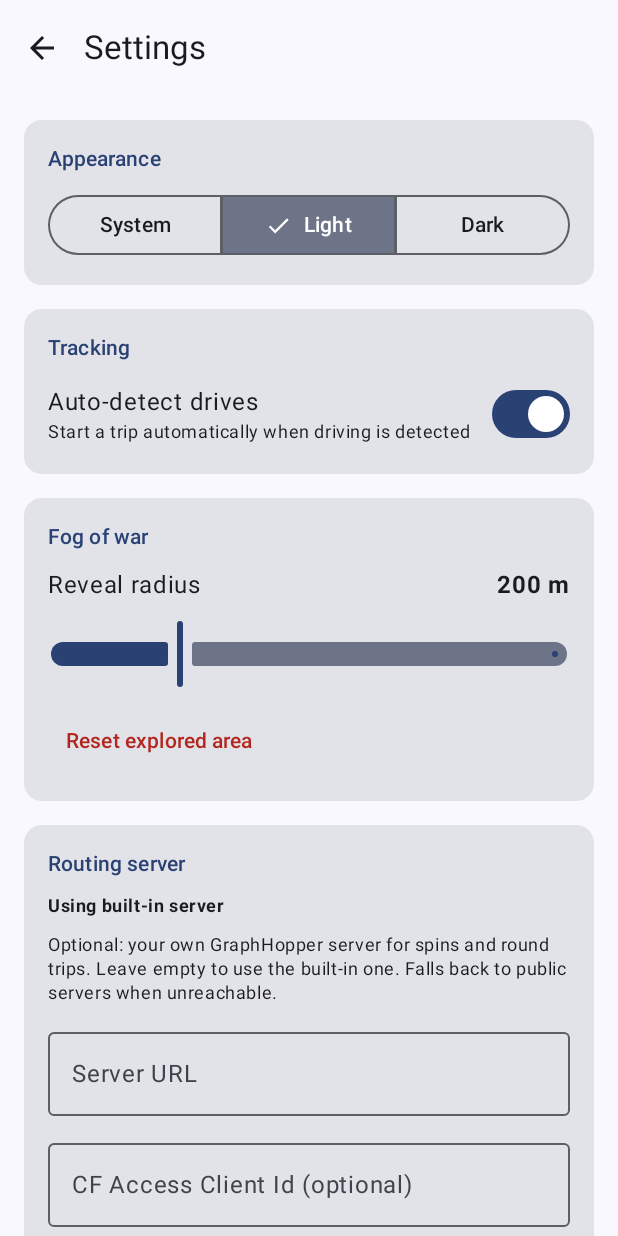
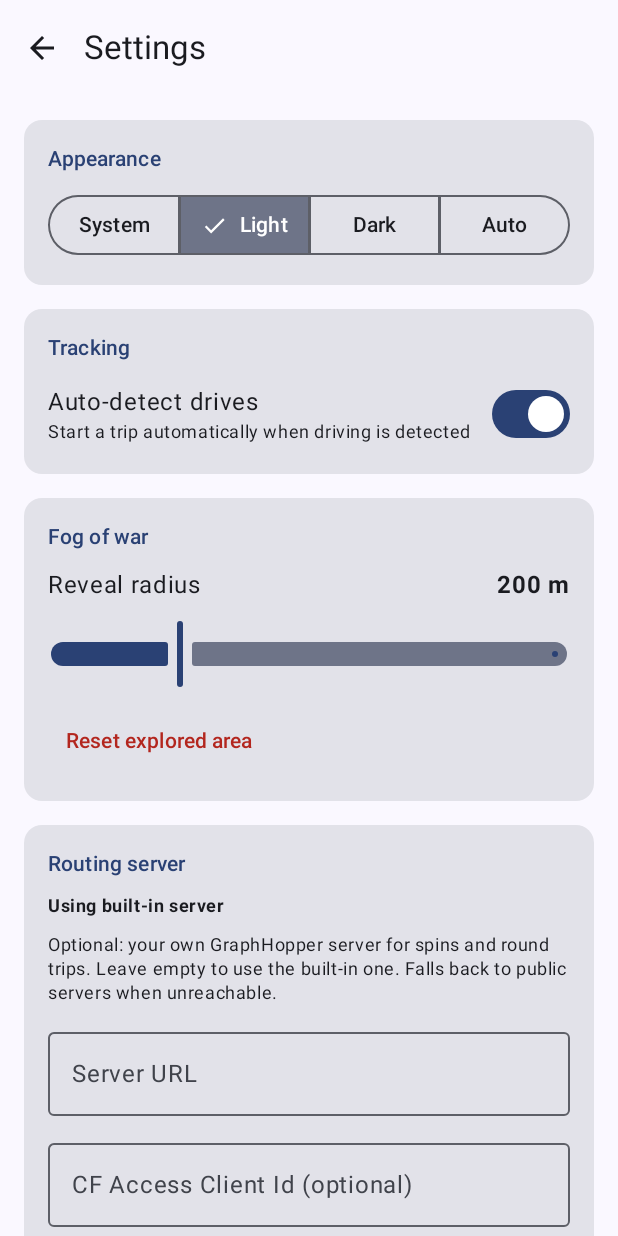
Before and after one commit to maxke24/map_roulette, an Android app built with Jetpack Compose: the screen it shows after launch (MainActivity), after a tap on "Light", on a phone screen of 412 x 824 dp. Run offline under Robolectric (Android 15) with nearby library versions, the phone set to English and light mode, and no system bars; libraries missing offline, so code that uses them is left out: org.osmdroid.config, org.osmdroid.tileprovider, org.osmdroid.util, org.osmdroid.views; pictures from the network do not load; 10 statements that could not run were skipped; 1 other tap on this screen came first.

Commit message:
feat: auto theme follows sunrise/sunset
New Auto option next to System/Light/Dark: light by day, dark by night,
like Google Maps. Computes the solar elevation at the last known
location (NOAA low-precision formulas) and switches at true sunset
(-0.833°, refraction included), re-checking every minute so the theme
flips mid-session. Clock-based fallback (dark 21:00-07:00) until a
location fix exists.

Theme resolution now lives in one shared isAppDarkTheme() used by both
the app theme and the map tile style.

Co-Authored-By: Claude Fable 5 <noreply@anthropic.com>

```diff
--- a/app/src/main/java/com/jellemax/maproulette/MainActivity.kt
+++ b/app/src/main/java/com/jellemax/maproulette/MainActivity.kt
@@ -5,7 +5,6 @@ import android.os.Bundle
 import androidx.activity.ComponentActivity
 import androidx.activity.compose.setContent
 import androidx.activity.enableEdgeToEdge
-import androidx.compose.foundation.isSystemInDarkTheme
 import androidx.compose.material3.MaterialTheme
 import androidx.compose.material3.Surface
 import androidx.compose.material3.darkColorScheme
@@ -23,6 +22,7 @@ import com.jellemax.maproulette.data.Settings
 import com.jellemax.maproulette.ui.HistoryScreen
 import com.jellemax.maproulette.ui.MapScreen
 import com.jellemax.maproulette.ui.SettingsScreen
+import com.jellemax.maproulette.ui.isAppDarkTheme
 import org.osmdroid.config.Configuration
 
 class MainActivity : ComponentActivity() {
@@ -36,11 +36,7 @@ class MainActivity : ComponentActivity() {
         setContent {
             val context = LocalContext.current
             val theme by Settings.theme.collectAsStateWithLifecycle()
-            val dark = when (theme) {
-                Settings.Theme.SYSTEM -> isSystemInDarkTheme()
-                Settings.Theme.LIGHT -> false
-                Settings.Theme.DARK -> true
-            }
+            val dark = isAppDarkTheme(theme)
             // Material You dynamic color on Android 12+, static fallback below.
             val colorScheme = when {
                 Build.VERSION.SDK_INT >= Build.VERSION_CODES.S && dark ->
--- a/app/src/main/java/com/jellemax/maproulette/data/Settings.kt
+++ b/app/src/main/java/com/jellemax/maproulette/data/Settings.kt
@@ -12,7 +12,8 @@ import kotlinx.coroutines.flow.StateFlow
  */
 object Settings {
 
-    enum class Theme { SYSTEM, LIGHT, DARK }
+    /** AUTO = light by day, dark by night (sun position at last location). */
+    enum class Theme { SYSTEM, LIGHT, DARK, AUTO }
 
     const val FOG_RADIUS_DEFAULT = 200f
 
--- a/app/src/main/java/com/jellemax/maproulette/ui/MapScreen.kt
+++ b/app/src/main/java/com/jellemax/maproulette/ui/MapScreen.kt
@@ -10,7 +10,6 @@ import android.net.Uri
 import android.os.Build
 import androidx.activity.compose.rememberLauncherForActivityResult
 import androidx.activity.result.contract.ActivityResultContracts
-import androidx.compose.foundation.isSystemInDarkTheme
 import androidx.compose.foundation.layout.Arrangement
 import androidx.compose.foundation.layout.Box
 import androidx.compose.foundation.layout.Column
@@ -164,11 +163,7 @@ fun MapScreen(onOpenHistory: () -> Unit, onOpenSettings: () -> Unit) {
 
     // CARTO basemaps (retina): clean modern cartography, light + dark variant.
     val themePref by Settings.theme.collectAsStateWithLifecycle()
-    val darkTheme = when (themePref) {
-        Settings.Theme.SYSTEM -> isSystemInDarkTheme()
-        Settings.Theme.LIGHT -> false
-        Settings.Theme.DARK -> true
-    }
+    val darkTheme = isAppDarkTheme(themePref)
     val fogRadius by Settings.fogRadiusMeters.collectAsStateWithLifecycle()
     val tileSource = remember(darkTheme) {
         val style = if (darkTheme) "dark_all" else "rastertiles/voyager"
```
Also changed, not shown: app/src/main/java/com/jellemax/maproulette/data/SunTimes.kt (added, +49 -0 lines), app/src/main/java/com/jellemax/maproulette/ui/SettingsScreen.kt (+7 -0 lines), app/src/main/java/com/jellemax/maproulette/ui/Theme.kt (added, +55 -0 lines).
